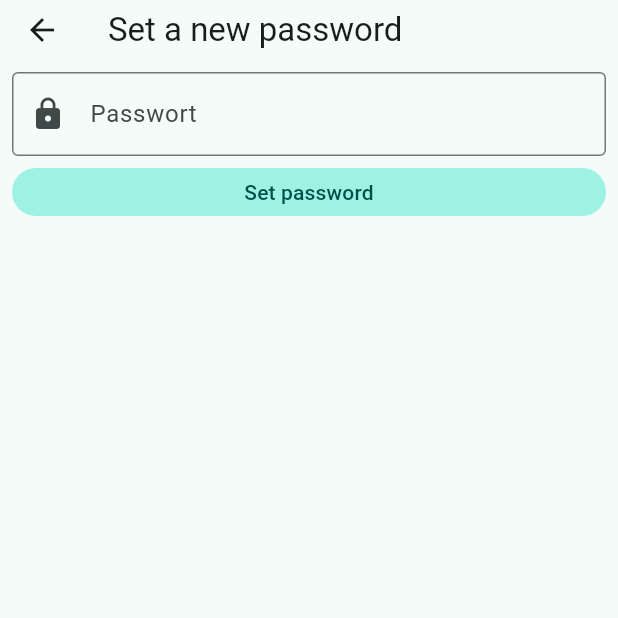
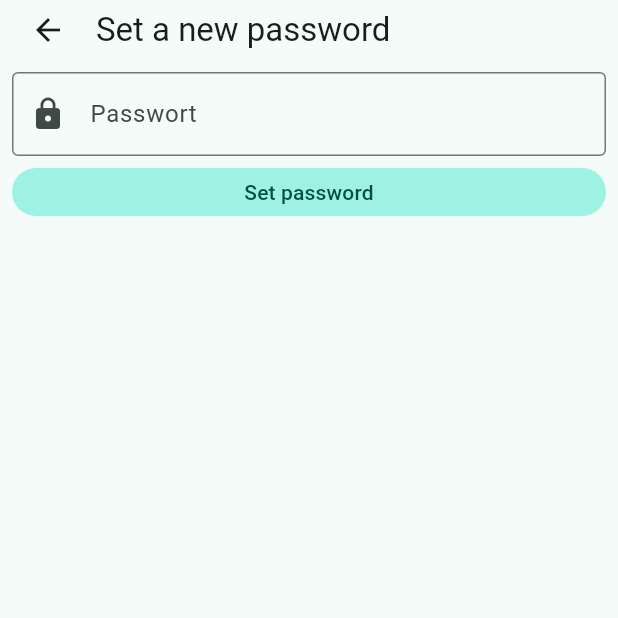
Before and after one commit to jannis15/todo, a Flutter app: the NewPasswordScreen screen opened by its route, on a phone screen of 412 x 824 dp, the top half of it. Run offline on Flutter 3.47's test engine with Material 3 defaults, Android fonts, the phone set to English and light mode, and no system bars; our stand-ins replace drift, drift_flutter, flutter_bloc, freezed_annotation, go_router, shared_preferences and 1 more; missing offline and left inert: timeago_flutter; accounts and stored records are empty; generated files the repository leaves out were written again; network calls fail.

Commit message:
ready for web

```diff
--- a/lib/config/config.dart
+++ b/lib/config/config.dart
@@ -1,7 +1,7 @@
 import 'package:flutter/material.dart';
 
 abstract class AppSizes {
-  static const double kDesktopWidth = 920.0;
+  static const double kDesktopWidth = 600.0;
 
   static const double kComponentHeight = 32.0;
 
--- /dev/null
+++ b/lib/core/components/constrained_scaffold.dart
@@ -0,0 +1,86 @@
+import 'package:flutter/material.dart';
+import 'package:todo/config/config.dart';
+
+class ConstrainedScaffold extends StatelessWidget {
+  final Widget? title;
+  final List<Widget>? actions;
+  final Widget? body;
+  final Widget? floatingActionButton;
+
+  const ConstrainedScaffold({
+    super.key,
+    this.title,
+    this.actions,
+    this.body,
+    this.floatingActionButton,
+  });
+
+  @override
+  Widget build(BuildContext context) {
+    return Scaffold(
+      appBar:
+          (title == null && actions == null)
+              ? null
+              : AppBar(
+                leading: const SizedBox(),
+                leadingWidth: 0,
+                toolbarHeight: 40,
+                titleSpacing: 0,
+                title: Center(
+                  child: SizedBox(
+                    width: AppSizes.kDesktopWidth,
+                    child: Row(
+                      spacing: 8,
+                      children: [
+                        const SizedBox(),
+                        Expanded(
+                          child: Row(
+                            spacing: 8,
+                            mainAxisAlignment: MainAxisAlignment.spaceBetween,
+                            children: [
+                              if (title != null || Navigator.of(context).canPop())
+                                Expanded(
+                                  child: Row(
+                                    spacing: 8,
+                                    children: [
+                                      if (Navigator.of(context).canPop())
+                                        IconButton(
+                                          tooltip: 'Back',
+                                          icon: const Icon(Icons.arrow_back),
+                                          onPressed: () {
+                                            Navigator.of(context).maybePop();
+                                          },
+                                        ),
+                                      if (title != null) Flexible(child: title!),
+                                    ],
+                                  ),
+                                ),
+                              if (actions != null) ...actions!,
+                            ],
+                          ),
+                        ),
+                        const SizedBox(),
+                      ],
+                    ),
+                  ),
+                ),
+              ),
+      body:
+          (body != null || floatingActionButton != null)
+              ? Align(
+                alignment: Alignment.topCenter,
+                child: SizedBox(
+                  width: AppSizes.kDesktopWidth,
+                  child: Stack(
+                    children: [
+                      if (body != null) body!,
+                      if (floatingActionButton != null)
+                        Positioned(bottom: 8, right: 8, child: floatingActionButton!),
+                    ],
+                  ),
+                ),
+              )
+              : null,
+    );
+  }
+}
--- a/lib/core/utils/flutter/utils.dart
+++ b/lib/core/utils/flutter/utils.dart
@@ -1,6 +1,9 @@
 import 'package:flutter/material.dart';
+import 'package:todo/config/config.dart';
 
 extension StateExtension on State {
+  bool get useDesktopLayout => MediaQuery.of(context).size.width >= AppSizes.kDesktopWidth;
+
   TextTheme get textTheme => Theme.of(context).textTheme;
 
   ColorScheme get colorScheme => Theme.of(context).colorScheme;
--- a/lib/features/settings/presentation/screens/forgot_password_screen.dart
+++ b/lib/features/settings/presentation/screens/forgot_password_screen.dart
@@ -2,6 +2,7 @@ import 'package:async/async.dart';
 import 'package:flutter/material.dart';
 import 'package:supabase_flutter/supabase_flutter.dart';
 import 'package:todo/core/components/buttons.dart';
+import 'package:todo/core/components/constrained_scaffold.dart';
 
 class ForgotPasswordScreen extends StatefulWidget {
   const ForgotPasswordScreen({super.key});
@@ -23,8 +24,8 @@ class _ForgotPasswordScreenState extends State<ForgotPasswordScreen> {
 
   @override
   Widget build(BuildContext context) {
-    return Scaffold(
-      appBar: AppBar(toolbarHeight: 40, title: const Text('Forgot password?')),
+    return ConstrainedScaffold(
+      title: const Text('Forgot password?'),
       body: SingleChildScrollView(
         padding: const EdgeInsets.all(8),
         child: Column(
--- a/lib/features/settings/presentation/screens/new_password_screen.dart
+++ b/lib/features/settings/presentation/screens/new_password_screen.dart
@@ -4,6 +4,7 @@ import 'package:async/async.dart';
 import 'package:flutter/material.dart';
 import 'package:supabase_flutter/supabase_flutter.dart';
 import 'package:todo/core/components/buttons.dart';
+import 'package:todo/core/components/constrained_scaffold.dart';
 
 class NewPasswordScreen extends StatefulWidget {
   const NewPasswordScreen({super.key});
@@ -31,8 +32,8 @@ class _NewPasswordScreenState extends State<NewPasswordScreen> {
 
   @override
   Widget build(BuildContext context) {
-    return Scaffold(
-      appBar: AppBar(toolbarHeight: 40, title: const Text('Set a new password')),
+    return ConstrainedScaffold(
+      title: const Text('Set a new password'),
       body: SingleChildScrollView(
         padding: const EdgeInsets.all(8),
         child: Column(
@@ -44,7 +45,11 @@ class _NewPasswordScreenState extends State<NewPasswordScreen> {
               readOnly: !_isEnabled,
               controller: _passwordController,
               keyboardType: TextInputType.visiblePassword,
-              decoration: const InputDecoration(prefixIcon: Icon(Icons.lock), label: Text('Passwort'), border: OutlineInputBorder()),
+              decoration: const InputDecoration(
+                prefixIcon: Icon(Icons.lock),
+                label: Text('Passwort'),
+                border: OutlineInputBorder(),
+              ),
             ),
             TFilledButton(
               loading: _isLoading,
@@ -58,7 +63,9 @@ class _NewPasswordScreenState extends State<NewPasswordScreen> {
                           final newPassword = _passwordController.text;
                           _newPasswordOperation?.cancel();
                           _newPasswordOperation = CancelableOperation.fromFuture(
-                            Supabase.instance.client.auth.updateUser(UserAttributes(password: newPassword)),
+                            Supabase.instance.client.auth.updateUser(
+                              UserAttributes(password: newPassword),
+                            ),
                           );
                           await _newPasswordOperation!.value;
                           if (mounted) {
--- a/lib/features/settings/presentation/screens/reset_password_screen.dart
+++ b/lib/features/settings/presentation/screens/reset_password_screen.dart
@@ -2,6 +2,7 @@ import 'package:async/async.dart';
 import 'package:flutter/material.dart';
 import 'package:supabase_flutter/supabase_flutter.dart';
 import 'package:todo/core/components/buttons.dart';
+import 'package:todo/core/components/constrained_scaffold.dart';
 
 class ResetPasswordScreen extends StatefulWidget {
   const ResetPasswordScreen({super.key});
@@ -22,8 +23,8 @@ class _ResetPasswordScreenState extends State<ResetPasswordScreen> {
 
   @override
   Widget build(BuildContext context) {
-    return Scaffold(
-      appBar: AppBar(toolbarHeight: 40, title: const Text('Forgot password?')),
+    return ConstrainedScaffold(
+      title: const Text('Forgot password?'),
       body: SingleChildScrollView(
         padding: const EdgeInsets.all(8),
         child: Column(
```
Also changed, not shown: lib/core/components/404_screen.dart (added, +29 -0 lines), lib/features/settings/presentation/screens/account_screen.dart (+2 -5 lines), lib/features/settings/presentation/screens/login_screen.dart (+10 -2 lines), lib/features/settings/presentation/screens/register_screen.dart (+9 -4 lines), lib/features/todos/presentation/screens/todo_detail_screen.dart (+60 -59 lines), lib/features/todos/presentation/screens/todo_screen.dart (+39 -18 lines), lib/main.dart (+10 -5 lines).
